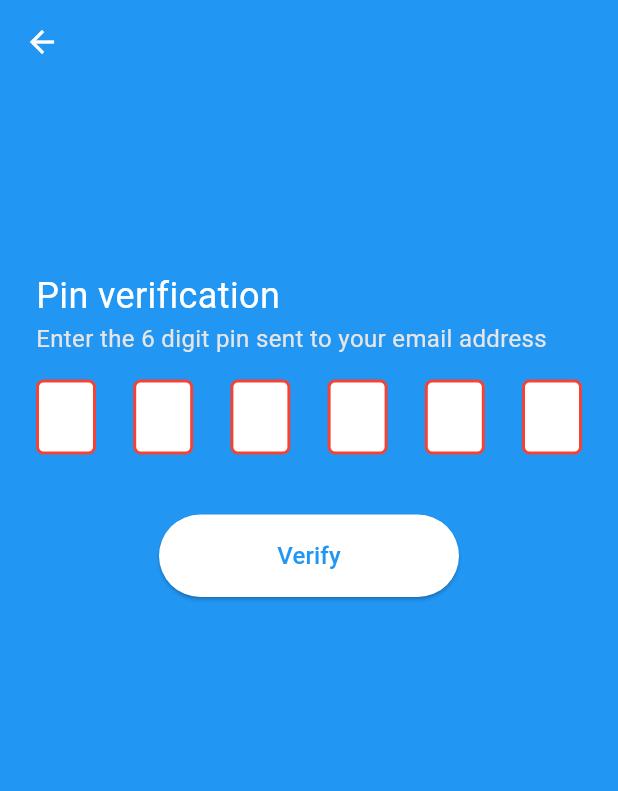
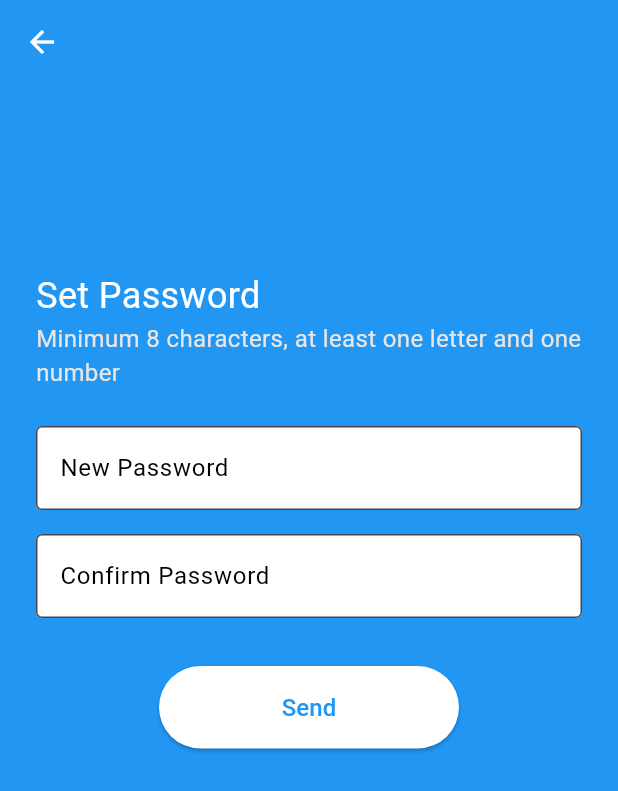
Before and after one commit to Sakib137/skill_exchange_app, a Flutter app: the ForgotOtpScreen screen opened directly, after a tap on "Verify", on a phone screen of 412 x 824 dp. Shown: the top 791 px of the screen. Run offline on Flutter 3.47's test engine with Material 3 defaults, Android fonts, the phone set to English and light mode, and no system bars; drawn by our look-alikes of pin_code_fields; our stand-ins replace device_preview.

Commit message:
password confirmation page added

```diff
--- /dev/null
+++ b/lib/confirm_pass_screen.dart
@@ -0,0 +1,129 @@
+import 'package:flutter/material.dart';
+
+class ConfirmPassScreen extends StatefulWidget {
+  const ConfirmPassScreen({super.key});
+
+  @override
+  State<ConfirmPassScreen> createState() => _ConfirmPassScreenState();
+}
+
+class _ConfirmPassScreenState extends State<ConfirmPassScreen> {
+  final TextEditingController _passwordTEcontroller = TextEditingController();
+  final GlobalKey<FormState> _formkey = GlobalKey<FormState>();
+  @override
+  Widget build(BuildContext context) {
+    return Scaffold(
+      backgroundColor: Colors.blue,
+      appBar: AppBar(
+        backgroundColor: Colors.blue,
+        leading: IconButton(
+          onPressed: () {
+            Navigator.pop(context);
+          },
+          icon: const Icon(Icons.arrow_back, color: Colors.white),
+        ),
+      ),
+      body: SingleChildScrollView(
+        child: Padding(
+          padding: const EdgeInsets.all(24.0),
+          child: Form(
+            key: _formkey,
+            child: Column(
+              crossAxisAlignment: CrossAxisAlignment.start,
+              children: [
+                const SizedBox(
+                  height: 100,
+                ),
+                const Text(
+                  "Set Password",
+                  style: TextStyle(fontSize: 24, color: Colors.white),
+                ),
+                const Text(
+                  "Minimum 8 characters, at least one letter and one number",
+                  style: TextStyle(
+                    fontSize: 16,
+                    color: Color.fromARGB(255, 232, 229, 229),
+                  ),
+                ),
+                const SizedBox(
+                  height: 24,
+                ),
+                TextFormField(
+                  controller: _passwordTEcontroller,
+                  autovalidateMode: AutovalidateMode.onUserInteraction,
+                  decoration: const InputDecoration(
+                    labelText: "New Password",
+                    labelStyle: TextStyle(
+                      color: Colors.black,
+                    ),
+                    border: OutlineInputBorder(
+                      borderSide: BorderSide(
+                        color: Colors.white,
+                      ),
+                    ),
+                    filled: true,
+                    fillColor: Colors.white,
+                  ),
+                  validator: (String? value) {
+                    if (value?.trim().isEmpty ?? true) {
+                      return "Password is required";
+                    }
+                    return null;
+                  },
+                ),
+                const SizedBox(
+                  height: 16,
+                ),
+                TextFormField(
+                  controller: _passwordTEcontroller,
+                  autovalidateMode: AutovalidateMode.onUserInteraction,
+                  decoration: const InputDecoration(
+                    labelText: "Confirm Password",
+                    labelStyle: TextStyle(
+                      color: Colors.black,
+                    ),
+                    border: OutlineInputBorder(
+                      borderSide: BorderSide(
+                        color: Colors.white,
+                      ),
+                    ),
+                    filled: true,
+                    fillColor: Colors.white,
+                  ),
+                  validator: (String? value) {
+                    if (value?.trim().isEmpty ?? true) {
+                      return "Password is required";
+                    }
+                    return null;
+                  },
+                ),
+                const SizedBox(
+                  height: 32,
+                ),
+                Center(
+                  child: ElevatedButton(
+                    style: ButtonStyle(
+                      backgroundColor: WidgetStateProperty.all(Colors.white),
+                      padding:
+                          WidgetStateProperty.all(const EdgeInsets.all(16)),
+                      minimumSize: WidgetStateProperty.all(
+                          const Size(200, 50)), // Set your desired size here
+                    ),
+                    onPressed: () {},
+                    child: const Text(
+                      "Send",
+                      style: TextStyle(
+                        color: Colors.blue,
+                        fontSize: 16,
+                      ),
+                    ),
+                  ),
+                ),
+              ],
+            ),
+          ),
+        ),
+      ),
+    );
+  }
+}
--- a/lib/screens/forgot_otp_screen.dart
+++ b/lib/screens/forgot_otp_screen.dart
@@ -1,5 +1,6 @@
 import 'package:flutter/material.dart';
 import 'package:pin_code_fields/pin_code_fields.dart';
+import 'package:skill_exchange_app/confirm_pass_screen.dart';
 
 class ForgotOtpScreen extends StatefulWidget {
   const ForgotOtpScreen({super.key});
@@ -77,7 +78,12 @@ class _ForgotOtpScreenState extends State<ForgotOtpScreen> {
                       const Size(200, 50),
                     ),
                   ),
-                  onPressed: () {},
+                  onPressed: () {
+                    Navigator.push(
+                        context,
+                        MaterialPageRoute(
+                            builder: (context) => const ConfirmPassScreen()));
+                  },
                   child: const Text(
                     "Verify",
                     style: TextStyle(
--- a/lib/screens/sign_in_screen.dart
+++ b/lib/screens/sign_in_screen.dart
@@ -154,7 +154,7 @@ class _SignInScreenState extends State<SignInScreen> {
                         width: 300,
                         decoration: BoxDecoration(
                           borderRadius: BorderRadius.circular(12),
-                          color: const Color.fromARGB(255, 217, 213, 213),
+                          color: Colors.white,
                         ),
                         child: const Center(
                           child: Icon(Icons.login),
--- a/lib/screens/sign_up_screen.dart
+++ b/lib/screens/sign_up_screen.dart
@@ -206,7 +206,7 @@ class _SignUpScreenState extends State<SignUpScreen> {
                         width: 300,
                         decoration: BoxDecoration(
                           borderRadius: BorderRadius.circular(12),
-                          color: const Color.fromARGB(255, 217, 213, 213),
+                          color: Colors.white,
                         ),
                         child: const Center(
                           child: Icon(Icons.login),
```
Also changed, not shown: 1 other file.
